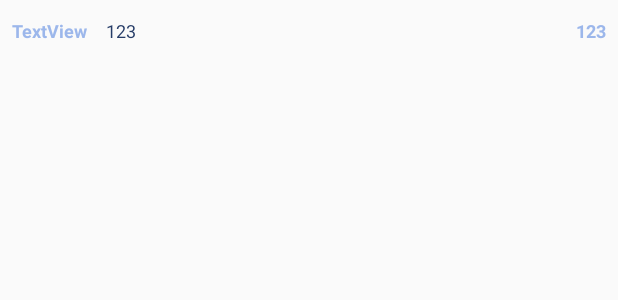
After one commit to ckddlr0610/Gunmunity, an Android app: the layout item_ranking.xml on its own in the app's theme, with its tools: preview values and no code run, on a phone screen of 412 x 824 dp. The commit adds this screen. Shown: the top 300 px of the screen. Run offline under Robolectric (Android 15) with nearby library versions, the phone set to English and light mode, and no system bars; network calls fail.

Commit message:
commit pxRankingList

```diff
--- a/app/build.gradle
+++ b/app/build.gradle
@@ -72,4 +72,6 @@ dependencies {
 
     // Android Anko
     implementation 'org.jetbrains.anko:anko:0.10.8'
+
+    implementation 'org.conscrypt:conscrypt-android:2.2.1'
 }
--- /dev/null
+++ b/app/src/main/java/com/example/gunmunity/model/DS_MND_PX_PARD_PRDT_INFO.kt
@@ -0,0 +1,5 @@
+package com.example.gunmunity.model
+
+data class DS_MND_PX_PARD_PRDT_INFO (
+    val DS_MND_PX_PARD_PRDT_INFO : PxInfo
+)
--- a/app/src/main/java/com/example/gunmunity/presentation/calculator/CalculatorFragment.kt
+++ b/app/src/main/java/com/example/gunmunity/presentation/calculator/CalculatorFragment.kt
@@ -22,10 +22,6 @@ class CalculatorFragment : Fragment() {
         calculatorViewModel =
                 ViewModelProviders.of(this).get(CalculatorViewModel::class.java)
         val root = inflater.inflate(R.layout.fragment_calculator, container, false)
-        val textView: TextView = root.findViewById(R.id.text_dashboard)
-        calculatorViewModel.text.observe(viewLifecycleOwner, Observer {
-            textView.text = it
-        })
         return root
     }
 }
--- a/app/src/main/java/com/example/gunmunity/presentation/community/CommunityMainFragment.kt
+++ b/app/src/main/java/com/example/gunmunity/presentation/community/CommunityMainFragment.kt
@@ -14,6 +14,7 @@ import androidx.recyclerview.widget.RecyclerView
 import com.example.gunmunity.R
 import com.example.gunmunity.databinding.FragmentCommunityMainBinding
 import com.example.gunmunity.model.entity.BoardInfo
+import com.example.gunmunity.util.RetrofitManager
 import kotlinx.android.synthetic.main.fragment_community_main.*
 
 class CommunityMainFragment : Fragment() {
--- /dev/null
+++ b/app/src/main/res/layout/item_ranking.xml
@@ -0,0 +1,51 @@
+<?xml version="1.0" encoding="utf-8"?>
+<layout xmlns:android="http://schemas.android.com/apk/res/android"
+    xmlns:app="http://schemas.android.com/apk/res-auto">
+
+    <data>
+
+        <variable
+            name="data"
+            type="com.example.gunmunity.model.entity.RankingInfo" />
+    </data>
+
+    <androidx.constraintlayout.widget.ConstraintLayout
+        android:layout_width="match_parent"
+        android:layout_height="wrap_content"
+        android:paddingHorizontal="8dp"
+        android:paddingVertical="12dp">
+
+        <TextView
+            android:id="@+id/ranking_number"
+            android:layout_width="wrap_content"
+            android:layout_height="wrap_content"
+            android:text="TextView"
+            android:textSize="12dp"
+            android:textStyle="bold"
+            android:textColor="@color/colorAccent"
+            app:layout_constraintStart_toStartOf="parent"
+            app:layout_constraintTop_toTopOf="parent" />
+
+        <TextView
+            android:id="@+id/ranking_name"
+            android:layout_width="wrap_content"
+            android:layout_height="wrap_content"
+            android:text="123"
+            android:textSize="12dp"
+            android:textColor="@color/colorPrimary"
+            android:layout_marginLeft="12dp"
+            app:layout_constraintStart_toEndOf="@+id/ranking_number"
+            app:layout_constraintTop_toTopOf="parent" />
+
+        <TextView
+            android:id="@+id/ranking_sell_year"
+            android:layout_width="wrap_content"
+            android:layout_height="wrap_content"
+            android:text="123"
+            android:textSize="12dp"
+            android:textStyle="bold"
+            android:textColor="@color/colorAccent"
+            app:layout_constraintEnd_toEndOf="parent"
+            app:layout_constraintTop_toTopOf="parent" />
+    </androidx.constraintlayout.widget.ConstraintLayout>
+</layout>
--- a/app/src/main/res/menu/bottom_nav_menu.xml
+++ b/app/src/main/res/menu/bottom_nav_menu.xml
@@ -7,12 +7,12 @@
         android:title="@string/title_home" />
 
     <item
-        android:id="@+id/navigation_calculator"
+        android:id="@+id/navigation_ranking"
         android:icon="@drawable/ic_dashboard_black_24dp"
-        android:title="@string/title_dashboard" />
+        android:title="PxRanking" />
 
     <item
-        android:id="@+id/navigation_notifications"
+        android:id="@+id/navigation_calculator"
         android:icon="@drawable/ic_notifications_black_24dp"
         android:title="@string/title_notifications" />
 
--- a/app/src/main/res/values/strings.xml
+++ b/app/src/main/res/values/strings.xml
@@ -3,4 +3,6 @@
     <string name="title_home">Home</string>
     <string name="title_dashboard">Dashboard</string>
     <string name="title_notifications">Notifications</string>
+
+    <string name="ranking_title">PX 인기순위</string>
 </resources>
```
Also changed, not shown: app/src/main/java/com/example/gunmunity/model/PxInfo.kt (added, +8 -0 lines), app/src/main/java/com/example/gunmunity/model/RankingResponse.kt (added, +7 -0 lines), app/src/main/java/com/example/gunmunity/model/entity/RankingInfo.kt (added, +9 -0 lines), app/src/main/java/com/example/gunmunity/network/RankingService.kt (added, +20 -0 lines), app/src/main/java/com/example/gunmunity/presentation/ranking/RankingAdapter.kt (added, +43 -0 lines), app/src/main/java/com/example/gunmunity/presentation/ranking/RankingFragment.kt (added, +55 -0 lines), app/src/main/java/com/example/gunmunity/presentation/ranking/RankingViewModel.kt (added, +66 -0 lines), app/src/main/java/com/example/gunmunity/usecase/RankingListUsecase.kt (added, +26 -0 lines), app/src/main/java/com/example/gunmunity/util/RetrofitManager.kt (+16 -1 lines), app/src/main/res/layout/fragment_calculator.xml (+55 -12 lines), app/src/main/res/layout/fragment_px_ranking.xml (added, +40 -0 lines), app/src/main/res/navigation/mobile_navigation.xml (+4 -6 lines).
